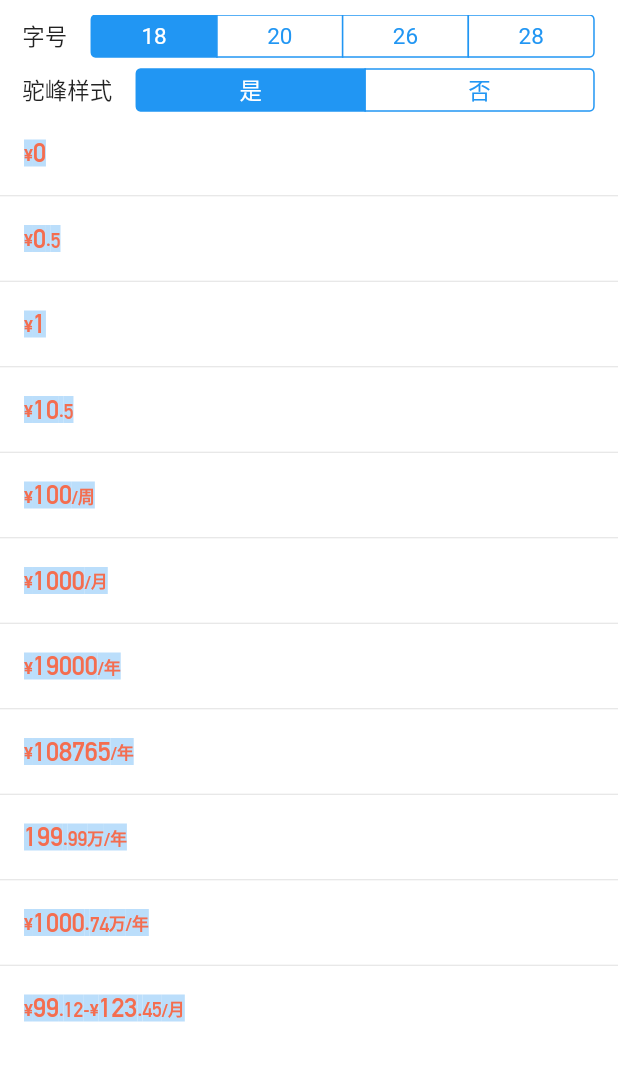
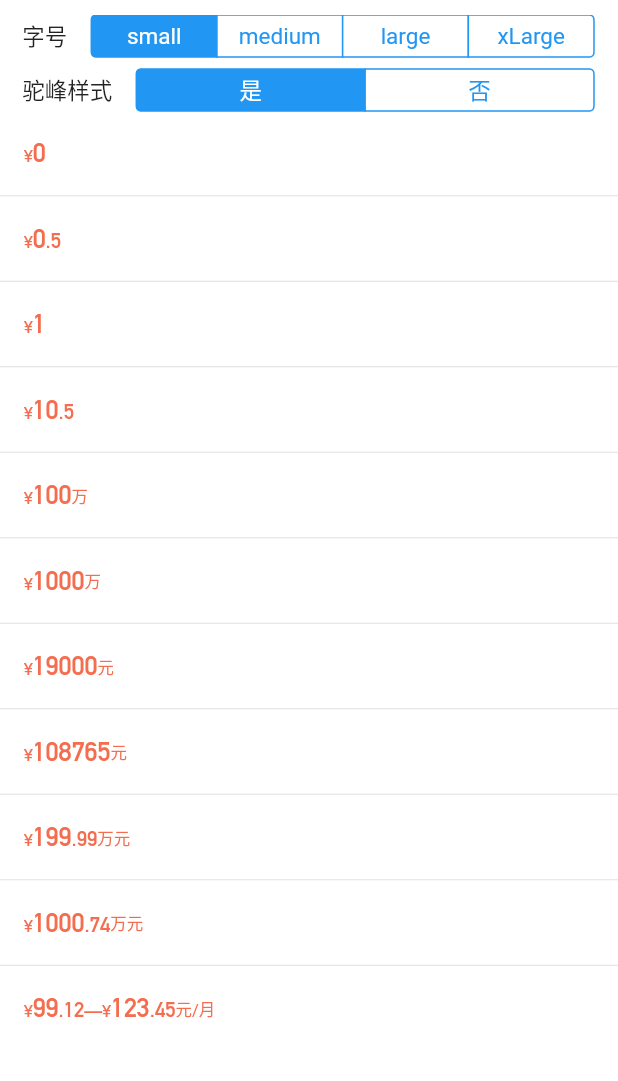
Before and after one commit to hojin-go/ylui, a Flutter app: the PriceViewDemo screen opened by its route, on a phone screen of 412 x 824 dp, the part 51-1132 px from its top. Run offline on Flutter 3.47's test engine with Material 2 defaults, Android fonts, the phone set to English and light mode, and no system bars; our stand-ins replace bot_toast, modal_bottom_sheet, sliding_up_panel.

Commit message:
price 不同字号文字上下位置调整

```diff
--- a/example/lib/views/biz/PriceView.dart
+++ b/example/lib/views/biz/PriceView.dart
@@ -10,7 +10,7 @@ class PriceViewDemo extends StatefulWidget {
 }
 
 class _PriceViewDemoState extends State<PriceViewDemo> {
-  int _fontSize = 18;
+  YlPriceSize _size = YlPriceSize.small;
   bool _camel = true;
   @override
   Widget build(BuildContext context) {
@@ -19,13 +19,13 @@ class _PriceViewDemoState extends State<PriceViewDemo> {
       '¥0.50',
       '¥1.00',
       '¥10.50',
-      '¥100.00/周',
-      '¥1000.00/月',
-      '¥19000.00/年',
-      '¥108765.00/年',
-      '1999999.00/年',
-      '¥10007467.00/年',
-      '¥99.12-¥123.45/月',
+      '¥100.00万',
+      '¥1000.00万',
+      '¥19000.00元',
+      '¥108765.00元',
+      '¥1999999.0元',
+      '¥10007467.00元',
+      '¥99.12—¥123.45元/月',
     ];
     return Scaffold(
       appBar: YlAppBar(
@@ -39,19 +39,19 @@ class _PriceViewDemoState extends State<PriceViewDemo> {
             children: [
               Text('    字号'),
               Expanded(
-                child: CupertinoSegmentedControl<int>(
+                child: CupertinoSegmentedControl<YlPriceSize>(
                   children: {
-                    18: Text('18'),
-                    20: Text('20'),
-                    26: Text('26'),
-                    28: Text('28'),
+                    YlPriceSize.small: Text('small'),
+                    YlPriceSize.medium: Text('medium'),
+                    YlPriceSize.large: Text('large'),
+                    YlPriceSize.xLarge: Text('xLarge'),
                   },
-                  onValueChanged: (fontSize) {
+                  onValueChanged: (size) {
                     setState(() {
-                      _fontSize = fontSize;
+                      _size = size;
                     });
                   },
-                  groupValue: _fontSize,
+                  groupValue: _size,
                 ),
               ),
             ],
@@ -81,12 +81,11 @@ class _PriceViewDemoState extends State<PriceViewDemo> {
               itemBuilder: (ctx, index) => ListTile(
                 title: YlPrice(
                   price: priceList[index],
-                  size: _fontSize.toDouble(),
-                  bold: true,
+                  // bold: true,
                   camel: _camel,
-                  debugColor: true,
-                  height: 1,
+                  // debugColor: true,
                   short: true,
+                  size: _size,
                 ),
               ),
               separatorBuilder: (ctx, index) => Divider(
--- a/lib/src/widgets/biz/price.dart
+++ b/lib/src/widgets/biz/price.dart
@@ -3,9 +3,60 @@ import 'package:flutter_ylui/flutter_ylui.dart';
 import 'package:intl/intl.dart';
 
 enum _PriceTextTag {
-  other,
+  symbol,
+  unit,
+  point,
   integer,
   decimal,
+  other2,
+}
+
+enum YlPriceSize {
+  small,
+  medium,
+  large,
+  xLarge,
+}
+
+extension _Ext on YlPriceSize {
+  double get fontSize {
+    switch (this) {
+      case YlPriceSize.small:
+        return 18;
+      case YlPriceSize.medium:
+        return 22;
+      case YlPriceSize.large:
+        return 28;
+      case YlPriceSize.xLarge:
+        return 36;
+    }
+  }
+
+  double get unitFontSize {
+    switch (this) {
+      case YlPriceSize.small:
+        return 11;
+      case YlPriceSize.medium:
+        return 11;
+      case YlPriceSize.large:
+        return 12;
+      case YlPriceSize.xLarge:
+        return 14;
+    }
+  }
+
+  double get symbolFontSize {
+    switch (this) {
+      case YlPriceSize.small:
+        return 12;
+      case YlPriceSize.medium:
+        return 14;
+      case YlPriceSize.large:
+        return 16;
+      case YlPriceSize.xLarge:
+        return 20;
+    }
+  }
 }
 
 class _PriceTextWrap {
@@ -18,45 +69,54 @@ class _PriceTextWrap {
     return '$text (${tag.toString().split('.').last})';
   }
 
-  double get heightScale {
-    switch (tag) {
-      case _PriceTextTag.integer:
-        return 1.0;
-      case _PriceTextTag.decimal:
-        return 0.75;
-      default:
-        return 0.62;
-    }
-  }
-
   TextStyle getStyle({
-    double? fontSize,
-    double? height,
     Color? color,
     bool ignoreScale = false,
+    required YlPriceSize size,
   }) {
-    fontSize ??= 16;
-    height ??= 1.2;
-
     if (ignoreScale) {
       return TextStyle(
-        fontSize: fontSize,
+        fontSize: size.fontSize,
         color: color,
-        height: height,
+        height: 1.3,
       );
     }
 
-    final renderFontsize = fontSize * heightScale;
+    late TextStyle style;
 
-    final style = tag != _PriceTextTag.other
-        ? YlTextStyles.number(
-            renderFontsize,
-            height: fontSize * height / renderFontsize,
-          )
-        : TextStyle(
-            fontSize: renderFontsize,
-            height: fontSize * height / renderFontsize,
-          );
+    switch (tag) {
+      case _PriceTextTag.integer:
+        style = YlTextStyles.number(
+          size.fontSize,
+          height: 1.2,
+        );
+        break;
+      case _PriceTextTag.decimal:
+      case _PriceTextTag.point:
+        style = YlTextStyles.number(
+          size.unitFontSize * 1.3,
+          height: 1.2 * size.fontSize / size.unitFontSize / 1.4,
+        );
+        break;
+      case _PriceTextTag.symbol:
+        style = YlTextStyles.number(
+          size.symbolFontSize,
+          height: 1.2 * size.fontSize / size.symbolFontSize * 1,
+        );
+        break;
+      case _PriceTextTag.unit:
+        style = TextStyle(
+          fontSize: size.unitFontSize,
+          height: 1.2 * size.fontSize / size.unitFontSize / 1.1,
+        );
+        break;
+      default:
+        style = TextStyle(
+          fontSize: size.fontSize,
+          height: 1.2,
+        );
+        break;
+    }
 
     return style.copyWith(
       color: color ?? YlColors.amount,
@@ -78,12 +138,9 @@ class YlPrice extends StatelessWidget {
   final Color? color;
 
   /// 金额大小，取金额部分的字体大小
-  final double size;
+  final YlPriceSize size;
 
   final bool? bold;
-
-  /// 行高
-  final double? height;
 
   final bool debugColor;
 
@@ -93,11 +150,98 @@ class YlPrice extends StatelessWidget {
     this.camel = true,
     this.short = false,
     this.color,
-    this.size = 18,
+    this.size = YlPriceSize.small,
     this.bold,
-    this.height,
     this.debugColor = false,
   }) : super(key: key);
+
+  factory YlPrice.small({
+    Key? key,
+    required String price,
+    bool camel = true,
+    bool short = false,
+    Color? color,
+    bool? bold,
+    double? height,
+    bool debugColor = false,
+  }) {
+    return YlPrice(
+      key: key,
+      price: price,
+      camel: camel,
+      short: short,
+      color: color,
+      size: YlPriceSize.small,
+      bold: bold,
+      debugColor: debugColor,
+    );
+  }
+
+  factory YlPrice.medium({
+    Key? key,
+    required String price,
+    bool camel = true,
+    bool short = false,
+    Color? color,
+    bool? bold,
+    double? height,
+    bool debugColor = false,
+  }) {
+    return YlPrice(
+      key: key,
+      price: price,
+      camel: camel,
+      short: short,
+      color: color,
+      size: YlPriceSize.medium,
+      bold: bold,
+      debugColor: debugColor,
+    );
+  }
+
+  factory YlPrice.large({
+    Key? key,
+    required String price,
+    bool camel = true,
+    bool short = false,
+    Color? color,
+    bool? bold,
+    double? height,
+    bool debugColor = false,
+  }) {
+    return YlPrice(
+      key: key,
+      price: price,
+      camel: camel,
+      short: short,
+      color: color,
+      size: YlPriceSize.large,
+      bold: bold,
+      debugColor: debugColor,
+    );
+  }
+
+  factory YlPrice.xLarge({
+    Key? key,
+    required String price,
+    bool camel = true,
+    bool short = false,
+    Color? color,
+    bool? bold,
+    double? height,
+    bool debugColor = false,
+  }) {
+    return YlPrice(
+      key: key,
+      price: price,
+      camel: camel,
+      short: short,
+      color: color,
+      size: YlPriceSize.xLarge,
+      bold: bold,
+      debugColor: debugColor,
+    );
+  }
 
   @override
   Widget build(BuildContext context) {
@@ -105,27 +249,31 @@ class YlPrice extends StatelessWidget {
 
     final spans = wraps.map((e) {
       final style = e.getStyle(
-        fontSize: size,
-        height: height,
+        size: size,
         color: color,
         ignoreScale: !camel,
       );
 
-      final widget = Text(e.text, style: style);
+      final widget = Text(
+        e.text,
+        style: style,
+        strutStyle: e.tag == _PriceTextTag.unit
+            ? StrutStyle(
+                leading: 0.4,
+              )
+            : null,
+      );
 
-      if (debugColor == true) {
-        return Container(
-          color: Colors.blue[100],
-          child: widget,
-        );
-      }
-      return widget;
+      return Container(
+        color: debugColor == true ? Colors.blue[100] : null,
+        child: widget,
+        // margin: const EdgeInsets.only(right: 2),
+      );
     }).toList();
 
     final style = TextStyle(
       color: color ?? YlColors.amount,
       fontWeight: bold == true ? YlFontWeight.bold : FontWeight.normal,
-      height: height,
     );
     return DefaultTextStyle(
       style: style,
@@ -159,7 +307,7 @@ class YlPrice extends StatelessWidget {
           short: false,
         ),
       );
-      wraps.add(_PriceTextWrap('万', _PriceTextTag.other));
+      wraps.add(_PriceTextWrap('万', _PriceTextTag.unit));
     } else {
       final value = (num * 100).floor() / 100.0;
       final fmtter = NumberFormat("###.##");
@@ -171,7 +319,7 @@ class YlPrice extends StatelessWidget {
       );
       final decimal = comps.length > 1 ? comps[1] : null;
       if (decimal != null) {
-        wraps.add(_PriceTextWrap('.', _PriceTextTag.other));
+        wraps.add(_PriceTextWrap('.', _PriceTextTag.point));
         wraps.add(
           _PriceTextWrap(decimal, _PriceTextTag.decimal),
         );
@@ -189,7 +337,7 @@ class YlPrice extends StatelessWidget {
     final matchs = regexp.allMatches(price);
     if (matchs.isEmpty) {
       return [
-        _PriceTextWrap(text, _PriceTextTag.other),
+        _PriceTextWrap(text, _PriceTextTag.other2),
       ];
     }
     final tmp = <_PriceTextWrap>[];
@@ -197,7 +345,7 @@ class YlPrice extends StatelessWidget {
     for (var match in matchs) {
       if (match.start > offset) {
         final text = price.substring(offset, match.start);
-        tmp.add(_PriceTextWrap(text, _PriceTextTag.other));
+        tmp.add(_PriceTextWrap(text, _PriceTextTag.symbol));
         offset = match.start;
       }
       final priceText = price.substring(match.start, match.end);
@@ -207,7 +355,7 @@ class YlPrice extends StatelessWidget {
 
     if (offset < price.length) {
       final text = price.substring(offset);
-      tmp.add(_PriceTextWrap(text, _PriceTextTag.other));
+      tmp.add(_PriceTextWrap(text, _PriceTextTag.unit));
     }
     return tmp;
   }
```
Also changed, not shown: example/pubspec.lock.
